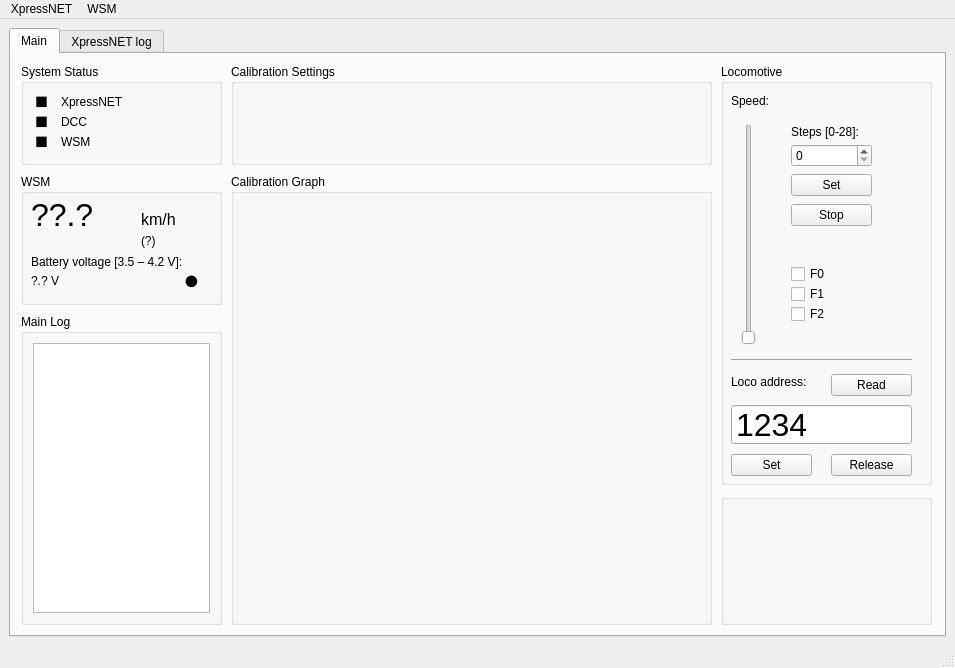
The window that main-window.ui (kmzbrnoI/automatic-calibration) describes before a commit, drawn with Qt 5.
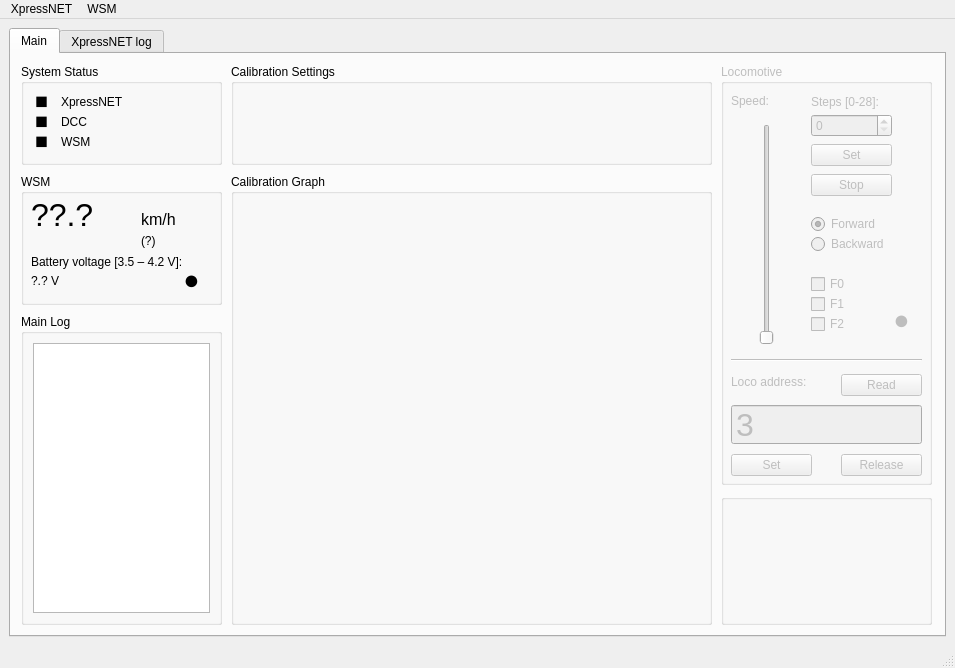
The same window after the commit.

Commit message: UI: speed setting.

The edit to the form file:
```diff
--- a/main-window.ui
+++ b/main-window.ui
@@ -189,6 +189,9 @@
         </layout>
        </widget>
        <widget class="QGroupBox" name="gb_speed">
+        <property name="enabled">
+         <bool>false</bool>
+        </property>
         <property name="geometry">
          <rect>
           <x>710</x>
@@ -205,7 +208,7 @@
           <rect>
            <x>10</x>
            <y>340</y>
-           <width>181</width>
+           <width>191</width>
            <height>41</height>
           </rect>
          </property>
@@ -221,7 +224,7 @@
           <number>9999</number>
          </property>
          <property name="value">
-          <number>1234</number>
+          <number>3</number>
          </property>
         </widget>
         <widget class="QSlider" name="vs_speed">
@@ -229,7 +232,7 @@
           <rect>
            <x>20</x>
            <y>60</y>
-           <width>16</width>
+           <width>51</width>
            <height>221</height>
           </rect>
          </property>
@@ -249,8 +252,8 @@
         <widget class="QSpinBox" name="sb_speed">
          <property name="geometry">
           <rect>
-           <x>70</x>
-           <y>80</y>
+           <x>90</x>
+           <y>50</y>
            <width>81</width>
            <height>23</height>
           </rect>
@@ -259,8 +262,8 @@
         <widget class="QPushButton" name="b_speed_set">
          <property name="geometry">
           <rect>
-           <x>70</x>
-           <y>110</y>
+           <x>90</x>
+           <y>80</y>
            <width>81</width>
            <height>22</height>
           </rect>
@@ -285,7 +288,7 @@
         <widget class="QPushButton" name="b_addr_release">
          <property name="geometry">
           <rect>
-           <x>110</x>
+           <x>120</x>
            <y>390</y>
            <width>81</width>
            <height>22</height>
@@ -322,7 +325,7 @@
           <rect>
            <x>10</x>
            <y>286</y>
-           <width>181</width>
+           <width>191</width>
            <height>20</height>
           </rect>
          </property>
@@ -333,8 +336,8 @@
         <widget class="QPushButton" name="b_loco_stop">
          <property name="geometry">
           <rect>
-           <x>70</x>
-           <y>140</y>
+           <x>90</x>
+           <y>110</y>
            <width>81</width>
            <height>22</height>
           </rect>
@@ -346,8 +349,8 @@
         <widget class="QCheckBox" name="chb_f0">
          <property name="geometry">
           <rect>
-           <x>70</x>
-           <y>200</y>
+           <x>90</x>
+           <y>210</y>
            <width>41</width>
            <height>20</height>
           </rect>
@@ -359,8 +362,8 @@
         <widget class="QCheckBox" name="chb_f1">
          <property name="geometry">
           <rect>
-           <x>70</x>
-           <y>220</y>
+           <x>90</x>
+           <y>230</y>
            <width>41</width>
            <height>20</height>
           </rect>
@@ -372,7 +375,7 @@
         <widget class="QPushButton" name="b_addr_read">
          <property name="geometry">
           <rect>
-           <x>110</x>
+           <x>120</x>
            <y>310</y>
            <width>81</width>
            <height>22</height>
@@ -398,8 +401,8 @@
         <widget class="QCheckBox" name="chb_f2">
          <property name="geometry">
           <rect>
-           <x>70</x>
-           <y>240</y>
+           <x>90</x>
+           <y>250</y>
            <width>41</width>
            <height>20</height>
           </rect>
@@ -411,8 +414,8 @@
         <widget class="QLabel" name="label_6">
          <property name="geometry">
           <rect>
-           <x>70</x>
-           <y>60</y>
+           <x>90</x>
+           <y>30</y>
            <width>81</width>
            <height>16</height>
           </rect>
@@ -421,6 +424,62 @@
           <string>Steps [0-28]:</string>
          </property>
         </widget>
+        <widget class="QRadioButton" name="rb_forward">
+         <property name="geometry">
+          <rect>
+           <x>90</x>
+           <y>150</y>
+           <width>102</width>
+           <height>20</height>
+          </rect>
+         </property>
+         <property name="text">
+          <string>Forward</string>
+         </property>
+         <property name="checked">
+          <bool>true</bool>
+         </property>
+        </widget>
+        <widget class="QRadioButton" name="rb_backward">
+         <property name="enabled">
+          <bool>false</bool>
+         </property>
+         <property name="geometry">
+          <rect>
+           <x>90</x>
+           <y>170</y>
+           <width>102</width>
+           <height>20</height>
+          </rect>
+         </property>
+         <property name="text">
+          <string>Backward</string>
+         </property>
+         <property name="checked">
+          <bool>false</bool>
+         </property>
+        </widget>
+        <widget class="QLabel" name="l_speed_status">
+         <property name="geometry">
+          <rect>
+           <x>170</x>
+           <y>240</y>
+           <width>21</width>
+           <height>31</height>
+          </rect>
+         </property>
+         <property name="font">
+          <font>
+           <pointsize>20</pointsize>
+          </font>
+         </property>
+         <property name="text">
+          <string>●</string>
+         </property>
+         <property name="alignment">
+          <set>Qt::AlignCenter</set>
+         </property>
+        </widget>
        </widget>
        <widget class="QGroupBox" name="gb_calib_graph">
         <property name="geometry">
```
The commit also changes 2 other files.
